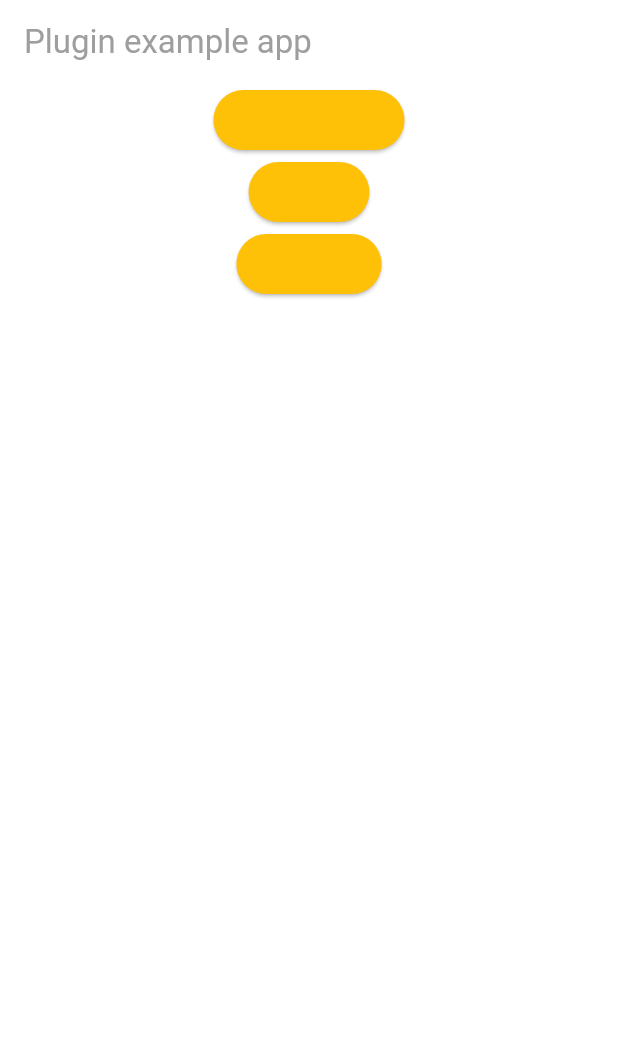
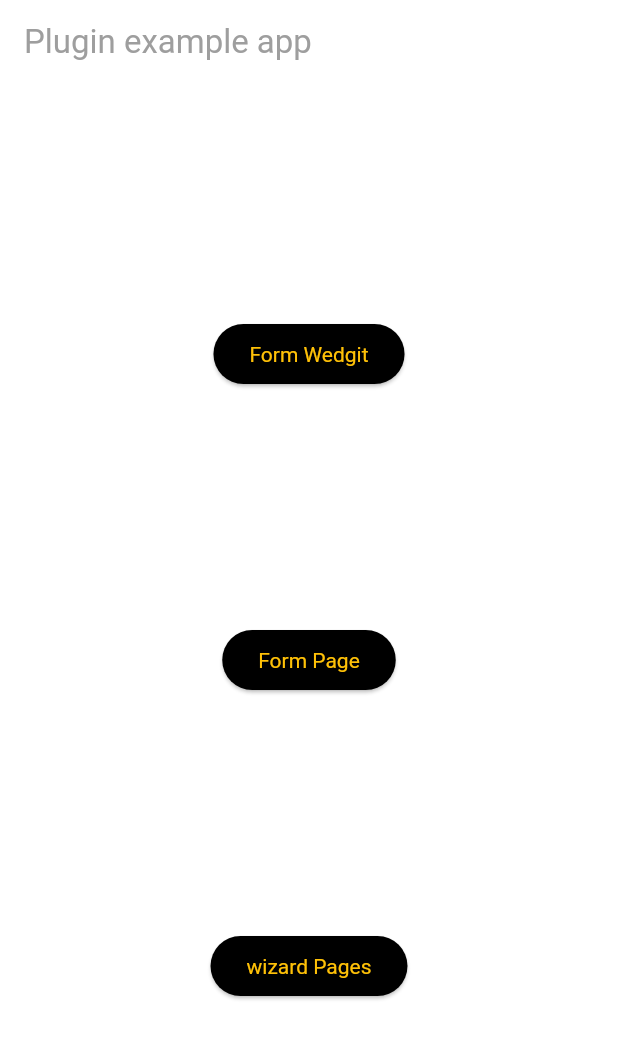
Before and after one commit to Abdulwhab490/form_io_builder, a Flutter app: the screen it shows after launch, on a phone screen of 412 x 824 dp. Shown: the top 1039 px of the screen. Run offline on Flutter 3.47's test engine with Material 3 defaults, Android fonts, the phone set to English and light mode, and no system bars; our stand-ins replace dio, file_picker, flutter_form_builder, form_builder_validators, image_picker, plugin_platform_interface.

Commit message:
chang colors button

```diff
--- a/example/lib/main.dart
+++ b/example/lib/main.dart
@@ -59,17 +59,18 @@ class _MyAppState extends State<MyApp> {
 
         colorScheme: ColorScheme(brightness: Brightness.light, primary: Colors.amber,
          onPrimary: Colors.amber.shade400,
-          secondary: const Color.fromARGB(255, 88, 8, 8),
+          secondary:  Color.fromARGB(255, 88, 8, 8),
            onSecondary: const Color.fromRGBO(88, 8, 8, 1),//Colors.yellow,
             error: Colors.red,
             onError: Colors.redAccent,
             surface: Colors.white,
              onSurface: Colors.grey,
+             surfaceContainer: Colors.grey
 
 
              ),
 
-         elevatedButtonTheme: ElevatedButtonThemeData(style: ButtonStyle(backgroundColor: WidgetStatePropertyAll(Colors.amber),textStyle:WidgetStatePropertyAll(TextStyle(color: Colors.red)))),
+         elevatedButtonTheme: ElevatedButtonThemeData(style: ButtonStyle(backgroundColor: WidgetStatePropertyAll(Colors.black),textStyle:WidgetStatePropertyAll(TextStyle(color: Colors.red)))),
         //textTheme: TextTheme().copyWith()
       ),
       home:Home());
@@ -82,36 +83,38 @@ class Home extends StatelessWidget{
     // TODO: implement build
     return  Scaffold(
         appBar: AppBar(
-          title: const Text('Plugin example app'),
+          title: const Text('Plugin example app '),
         ),
         body: Center(
-          child:
-
-
-          Column(
+          child: Column(
+            crossAxisAlignment: CrossAxisAlignment.center,
+            mainAxisSize: MainAxisSize.max,
+            mainAxisAlignment: MainAxisAlignment.center,
             children: [
              //Expanded(child: FormIoBuilder(wizard,'wizard',map: {}).FormWedgit()),
            //   Text('Running on: $_platformVersion\n'),
 
+          Spacer(),
+          ElevatedButton(child: Text('Form Wedgit'), onPressed: (){
 
-            ElevatedButton(child: Text('Form Wedgit'), onPressed: (){
+                Navigator.push(context, PageRouteBuilder(pageBuilder:(context,_,__)=>ShowWedgit()));
+            }
+            ),
+          Spacer(),
+              ElevatedButton(child: Text('Form Page'), onPressed: (){
 
-                  Navigator.push(context, PageRouteBuilder(pageBuilder:(context,_,__)=>ShowWedgit()));
+                  Navigator.push(context, PageRouteBuilder(pageBuilder:(context,_,__)=> FormIoBuilder(form1,'form',map: {}).FormPage() ));
+              }
+              ),
+           Spacer(),
+
+              ElevatedButton(child: Text('wizard Pages'), onPressed: (){
+
+                  Navigator.of(context).push(MaterialPageRoute(builder:(context)=> FormIoBuilder(wizard3,'wizard',map: {}).FormPage() ));
               }
               ),
 
-              ElevatedButton(child: Text('Form'), onPressed: (){
-
-                  Navigator.push(context, PageRouteBuilder(pageBuilder:(context,_,__)=> FormIoBuilder(form1,'form',map: {}).FormWedgit() ));
-              }
-              ),
-
-
-              ElevatedButton(child: Text('wizard2'), onPressed: (){
-
-                  Navigator.of(context).push(MaterialPageRoute(builder:(context)=> FormIoBuilder(wizard3,'wizard',map: {}).FormWedgit() ));
-              }
-              )
+              Spacer(),
             ],
           ),
         ),
--- a/lib/wedgits/Form_screen.dart
+++ b/lib/wedgits/Form_screen.dart
@@ -87,7 +87,7 @@ class FormScreen extends StatelessWidget{
                                   onSubmit!(mapAnswers);
                           },
 
-                          child:Text("حفظ",style: ThemeApp.headline1,),
+                          child:Text("حفظ",),
                         ),
                             ]
 
--- a/lib/wedgits/Form_screen_wedgit.dart
+++ b/lib/wedgits/Form_screen_wedgit.dart
@@ -69,7 +69,7 @@ class FormScreenWedgit extends StatelessWidget{
                              onSubmit!(mapAnswers);
                      },
 
-                     child:Text("حفظ",style: ThemeApp.headline1,),
+                     child:Text("حفظ"),
                    ),
                        ]
 
```
